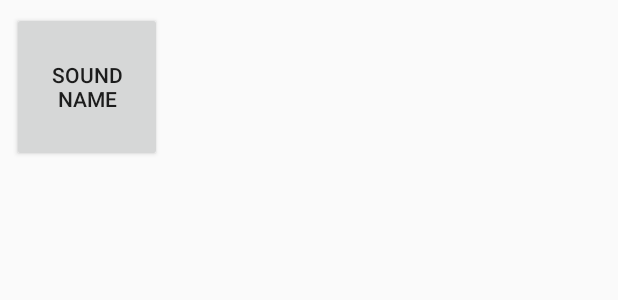
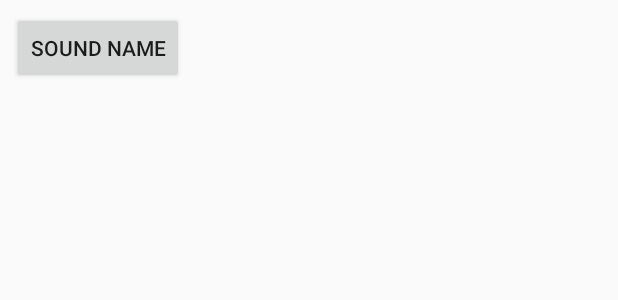
Before and after one commit to Sean-Lan/BeatBox, an Android app: the layout list_item_sound.xml on its own in the app's theme, with its tools: preview values and no code run, on a phone screen of 412 x 824 dp. Shown: the top 300 px of the screen. Run offline under Robolectric (Android 15) with nearby library versions, the phone set to English and light mode, and no system bars.

Commit message:
Use 9-patch picture as the button background.

```diff
--- a/app/src/main/res/drawable/button_beat_box.xml
+++ b/app/src/main/res/drawable/button_beat_box.xml
@@ -1,6 +1,6 @@
 <?xml version="1.0" encoding="utf-8"?>
 <selector xmlns:android="http://schemas.android.com/apk/res/android">
-    <item android:drawable="@drawable/button_beat_box_pressed"
+    <item android:drawable="@drawable/ic_button_beat_box_pressed"
           android:state_pressed="true" />
-    <item android:drawable="@drawable/button_beat_box_normal" />
+    <item android:drawable="@drawable/ic_button_beat_box_default" />
 </selector>
--- a/app/src/main/res/layout/list_item_sound.xml
+++ b/app/src/main/res/layout/list_item_sound.xml
@@ -8,8 +8,8 @@
 
         <Button
             android:id="@+id/list_item_sound_button"
-            android:layout_width="100dp"
-            android:layout_height="100dp"
+            android:layout_width="match_parent"
+            android:layout_height="match_parent"
             tools:text="Sound name"
         />
 
```
Also changed, not shown: app/src/main/res/values-v21/styles.xml (deleted, +0 -7 lines), app/src/main/res/drawable-xxhdpi/ic_button_beat_box_default.9.png (added), app/src/main/res/drawable-xxhdpi/ic_button_beat_box_pressed.9.png (added).
